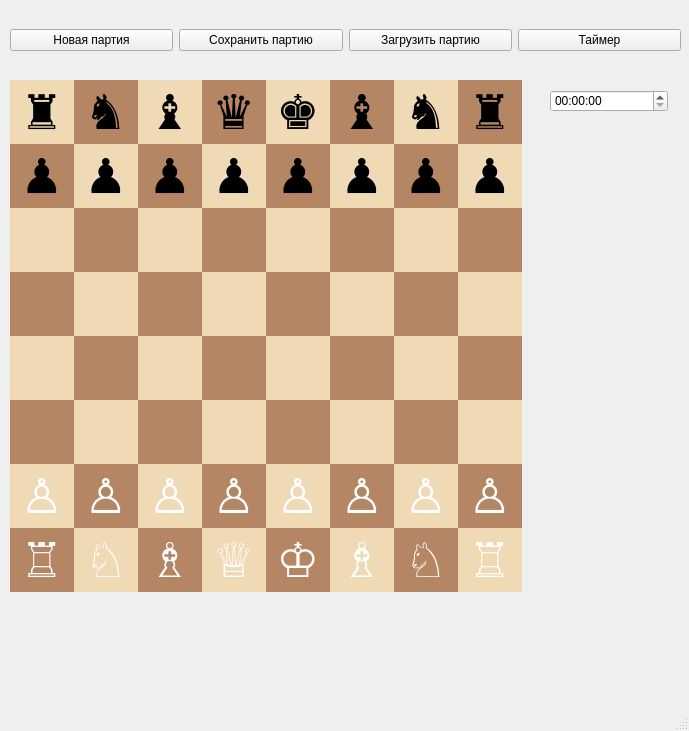
This is semester-2/semester-2-summer-practice/chess-game/mainwindow.ui in AlexKweb/bsu-cs-projects as Qt 5 draws it before an edit. The edited form follows.
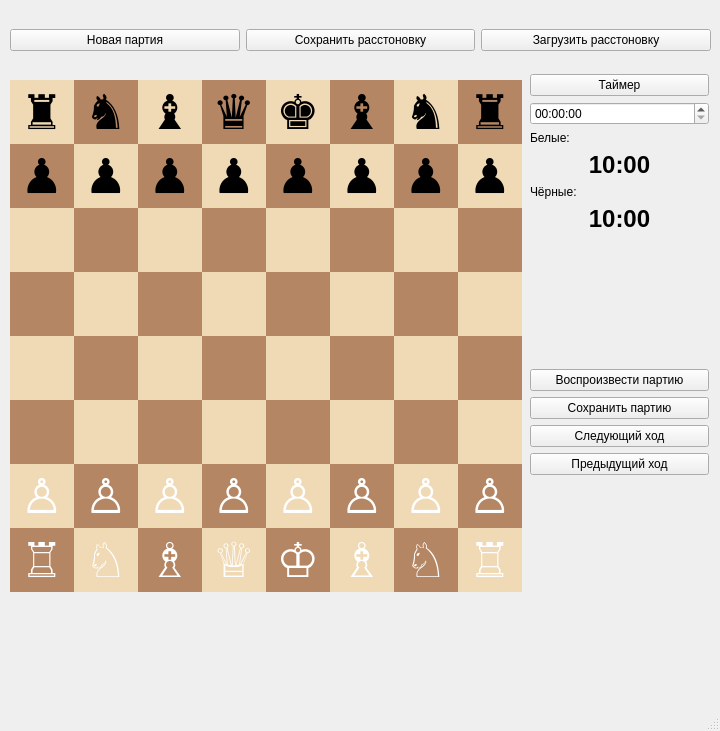
This is the edited form.

```diff
--- a/semester-2/semester-2-summer-practice/chess-game/mainwindow.ui
+++ b/semester-2/semester-2-summer-practice/chess-game/mainwindow.ui
@@ -6,7 +6,7 @@
    <rect>
     <x>0</x>
     <y>0</y>
-    <width>689</width>
+    <width>720</width>
     <height>731</height>
    </rect>
   </property>
@@ -19,7 +19,7 @@
      <rect>
       <x>10</x>
       <y>0</y>
-      <width>671</width>
+      <width>701</width>
       <height>81</height>
      </rect>
     </property>
@@ -34,21 +34,14 @@
      <item>
       <widget class="QPushButton" name="pushButton_2">
        <property name="text">
-        <string>Сохранить партию</string>
+        <string>Сохранить расстоновку</string>
        </property>
       </widget>
      </item>
      <item>
       <widget class="QPushButton" name="pushButton_4">
        <property name="text">
-        <string>Загрузить партию</string>
-       </property>
-      </widget>
-     </item>
-     <item>
-      <widget class="QPushButton" name="pushButton_3">
-       <property name="text">
-        <string>Таймер</string>
+        <string>Загрузить расстоновку</string>
        </property>
       </widget>
      </item>
@@ -2065,15 +2058,108 @@
      </item>
     </layout>
    </widget>
-   <widget class="QTimeEdit" name="timeEdit">
+   <widget class="QWidget" name="verticalLayoutWidget">
     <property name="geometry">
      <rect>
-      <x>550</x>
-      <y>90</y>
-      <width>118</width>
-      <height>22</height>
+      <x>530</x>
+      <y>74</y>
+      <width>179</width>
+      <height>401</height>
      </rect>
     </property>
+    <layout class="QVBoxLayout" name="verticalLayout">
+     <item>
+      <widget class="QPushButton" name="pushButton_3">
+       <property name="text">
+        <string>Таймер</string>
+       </property>
+      </widget>
+     </item>
+     <item>
+      <widget class="QTimeEdit" name="timeEdit"/>
+     </item>
+     <item>
+      <widget class="QLabel" name="label">
+       <property name="text">
+        <string>Белые:</string>
+       </property>
+      </widget>
+     </item>
+     <item>
+      <widget class="QLabel" name="labelWhiteTimer">
+       <property name="styleSheet">
+        <string notr="true">font-size: 24px; font-weight: bold;</string>
+       </property>
+       <property name="text">
+        <string>10:00</string>
+       </property>
+       <property name="alignment">
+        <set>Qt::AlignmentFlag::AlignCenter</set>
+       </property>
+      </widget>
+     </item>
+     <item>
+      <widget class="QLabel" name="label_3">
+       <property name="text">
+        <string>Чёрные:</string>
+       </property>
+      </widget>
+     </item>
+     <item>
+      <widget class="QLabel" name="labelBlackTimer">
+       <property name="styleSheet">
+        <string notr="true">font-size: 24px; font-weight: bold;</string>
+       </property>
+       <property name="text">
+        <string>10:00</string>
+       </property>
+       <property name="alignment">
+        <set>Qt::AlignmentFlag::AlignCenter</set>
+       </property>
+      </widget>
+     </item>
+     <item>
+      <spacer name="verticalSpacer">
+       <property name="orientation">
+        <enum>Qt::Orientation::Vertical</enum>
+       </property>
+       <property name="sizeHint" stdset="0">
+        <size>
+         <width>20</width>
+         <height>40</height>
+        </size>
+       </property>
+      </spacer>
+     </item>
+     <item>
+      <widget class="QPushButton" name="pushButton_5">
+       <property name="text">
+        <string>Воспроизвести партию</string>
+       </property>
+      </widget>
+     </item>
+     <item>
+      <widget class="QPushButton" name="pushButton_6">
+       <property name="text">
+        <string>Сохранить партию</string>
+       </property>
+      </widget>
+     </item>
+     <item>
+      <widget class="QPushButton" name="pushButton_7">
+       <property name="text">
+        <string>Следующий ход</string>
+       </property>
+      </widget>
+     </item>
+     <item>
+      <widget class="QPushButton" name="pushButton_8">
+       <property name="text">
+        <string>Предыдущий ход</string>
+       </property>
+      </widget>
+     </item>
+    </layout>
    </widget>
   </widget>
   <widget class="QMenuBar" name="menubar">
```
Left out of the diff: 2 changed lines with no effect on the pictures.
